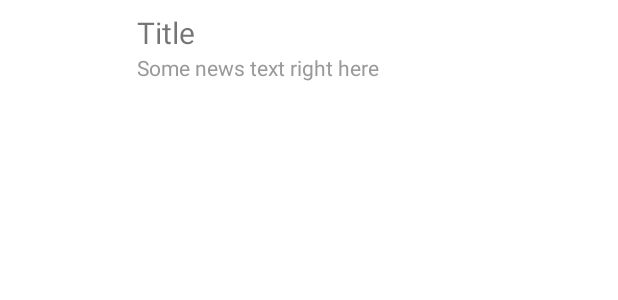
After one commit to Radu1999/News-Reader, an Android app: the layout article_item.xml on its own in the app's theme, with its tools: preview values and no code run, on a phone screen of 412 x 824 dp. The commit adds this screen. Shown: the top 300 px of the screen. Run offline under Robolectric (Android 15) with nearby library versions, the phone set to English and light mode, and no system bars.

Commit message:
Restructured project

```diff
--- a/app/build.gradle
+++ b/app/build.gradle
@@ -25,6 +25,10 @@ android {
         sourceCompatibility JavaVersion.VERSION_1_8
         targetCompatibility JavaVersion.VERSION_1_8
     }
+
+    dataBinding {
+        enabled = true
+    }
 }
 
 dependencies {
--- a/app/src/main/java/com/radu/newsreader/MainActivity.java
+++ b/app/src/main/java/com/radu/newsreader/MainActivity.java
@@ -4,7 +4,7 @@ import androidx.appcompat.app.AppCompatActivity;
 
 import android.os.Bundle;
 
-import com.radu.newsreader.ui.main.MainFragment;
+import com.radu.newsreader.ui.fragments.NewsListFragment;
 
 public class MainActivity extends AppCompatActivity {
 
@@ -14,7 +14,7 @@ public class MainActivity extends AppCompatActivity {
         setContentView(R.layout.main_activity);
         if (savedInstanceState == null) {
             getSupportFragmentManager().beginTransaction()
-                    .replace(R.id.container, MainFragment.newInstance())
+                    .replace(R.id.container, NewsListFragment.newInstance())
                     .commitNow();
         }
     }
--- /dev/null
+++ b/app/src/main/res/layout/article_item.xml
@@ -0,0 +1,54 @@
+<?xml version="1.0" encoding="utf-8"?>
+<layout xmlns:android="http://schemas.android.com/apk/res/android"
+    xmlns:tools="http://schemas.android.com/tools"
+    xmlns:app="http://schemas.android.com/apk/res-auto">
+
+<data>
+
+    <variable
+        name="viewModel"
+        type="com.radu.newsreader.model.article.ArticleItemViewModel" />
+
+</data>
+
+<LinearLayout android:layout_width="match_parent"
+    android:layout_height="wrap_content"
+    android:padding="8dp">
+
+    <ImageView
+        android:id="@+id/itemShow_vPicture"
+        android:layout_width="67dp"
+        android:layout_height="100dp"
+        android:layout_marginEnd="16dp" />
+
+    <LinearLayout
+        android:layout_width="wrap_content"
+        android:layout_height="wrap_content"
+        android:orientation="vertical">
+
+        <TextView
+            android:id="@+id/itemShow_title"
+            android:layout_width="wrap_content"
+            android:layout_height="wrap_content"
+            android:textSize="20sp"
+            android:text="@={viewModel.title}"
+            tools:text="Title" />
+
+
+        <TextView
+            android:id="@+id/itemShow_synopsys"
+            android:layout_width="wrap_content"
+            android:layout_height="wrap_content"
+            android:textSize="14sp"
+            android:textColor="#999999"
+            android:ellipsize="end"
+            android:text="@={viewModel.text}"
+            tools:text="Some news text right here"
+
+
+            />
+    </LinearLayout>
+
+</LinearLayout>
+
+</layout>
```
Also changed, not shown: app/src/main/java/com/radu/newsreader/adapters/newslist/NewsListAdapter.java (added, +56 -0 lines), app/src/main/java/com/radu/newsreader/bindings/NewsRecyclerViewBindings.java (added, +25 -0 lines), app/src/main/java/com/radu/newsreader/model/article/ArticleItemViewModel.java (added, +17 -0 lines), app/src/main/java/com/radu/newsreader/model/newslist/NewsListFragmentViewModel.java (added, +27 -0 lines), app/src/main/java/com/radu/newsreader/ui/fragments/NewsListFragment.java (added, +48 -0 lines), app/src/main/java/com/radu/newsreader/ui/main/MainFragment.java (deleted, +0 -39 lines), app/src/main/java/com/radu/newsreader/ui/main/MainViewModel.java (deleted, +0 -7 lines), app/src/main/res/layout/main_fragment.xml (deleted, +0 -20 lines), app/src/main/res/layout/news_list_fragment.xml (added, +32 -0 lines).
